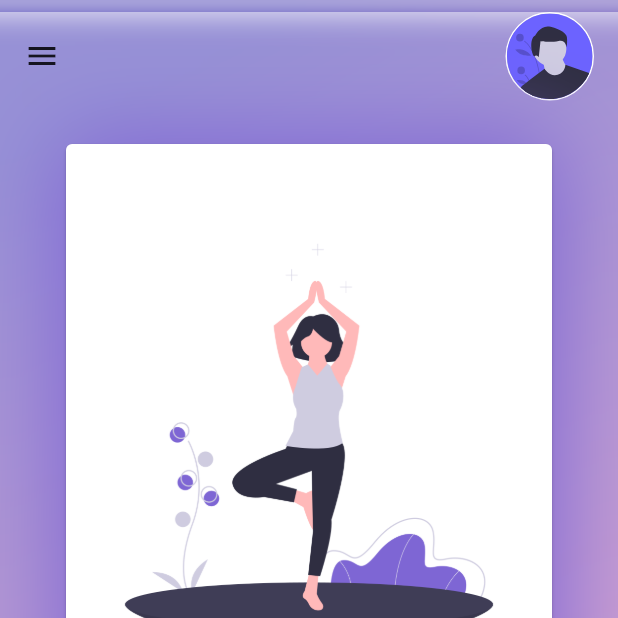
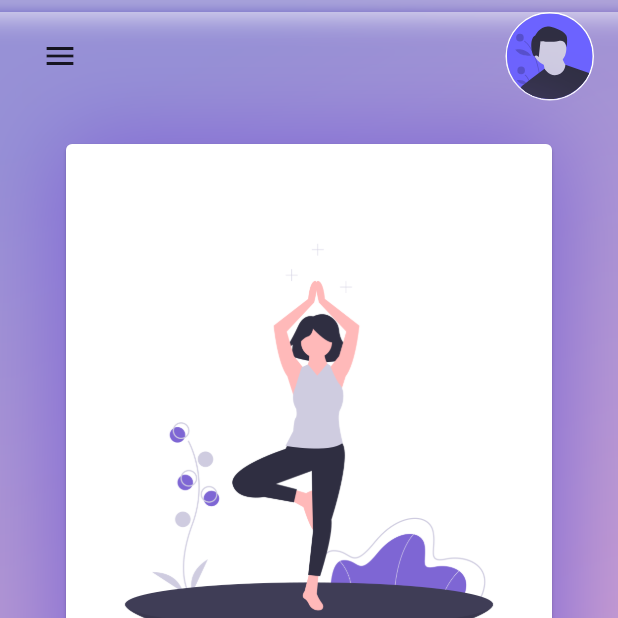
Before and after one commit to hyp9820/Bot_Army, a Flutter app: the screen it shows after launch, on a phone screen of 412 x 824 dp, the top half of it. Run offline on Flutter 3.47's test engine with Material 2 defaults, Android fonts, the phone set to English and light mode, and no system bars; our stand-ins replace flutter_svg, font_awesome_flutter, google_fonts.

Commit message:
iCon Button

```diff
--- a/lib/Home.dart
+++ b/lib/Home.dart
@@ -32,7 +32,13 @@ class _HomeState extends State<Home> {
                   child: Row(
                     mainAxisAlignment: MainAxisAlignment.spaceBetween,
                     children: <Widget>[
-                      Icon(Icons.menu),
+                      IconButton(
+                        icon: const Icon(Icons.menu),
+                        tooltip: 'Menu',
+                        onPressed: () {
+                          print("Menu");
+                        },
+                      ),
                       // FontAwesomeIcons.hamburger,
                       Container(
                         height: 59,
```
